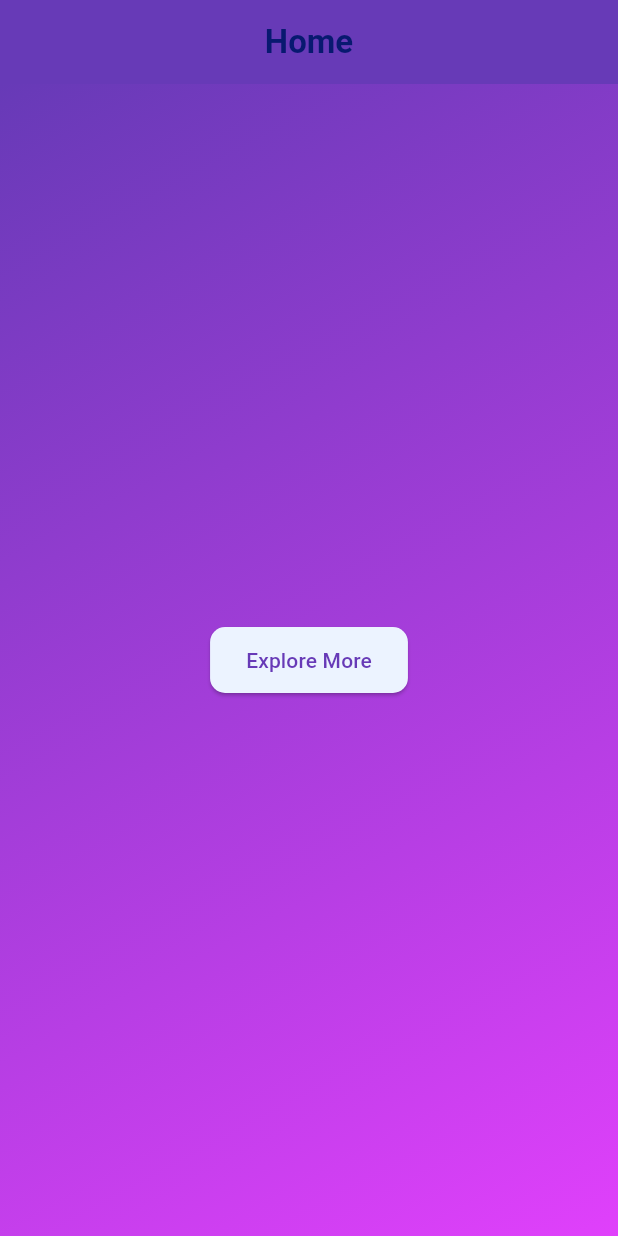
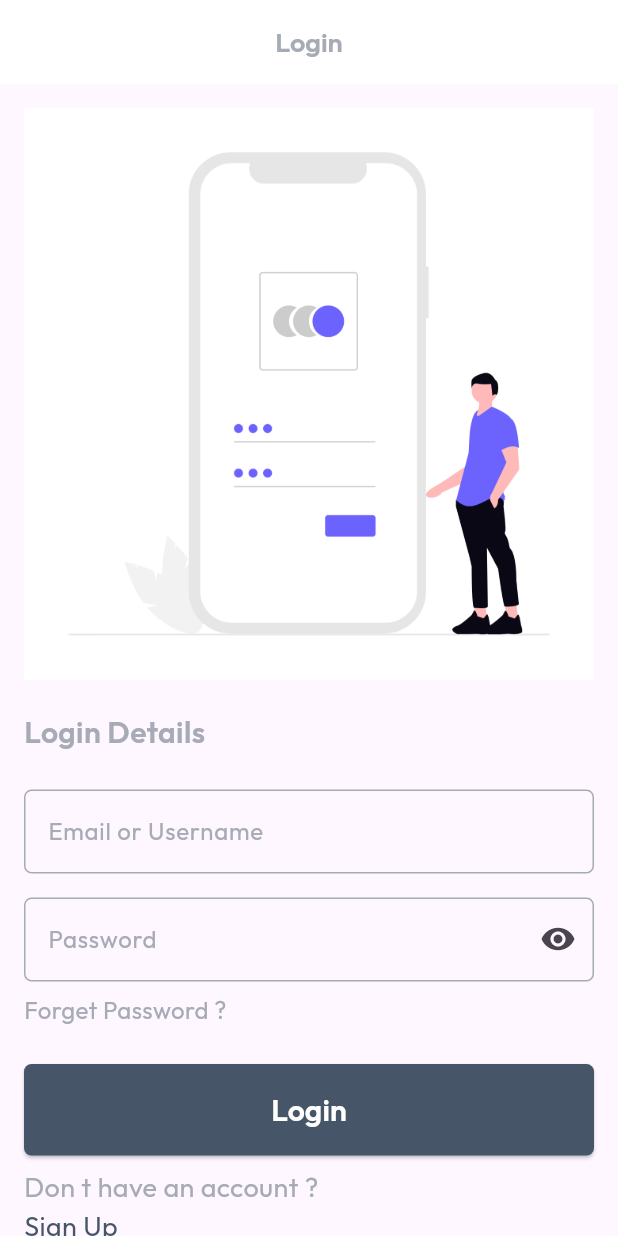
Before and after one commit to ahmadazizfauzi/study_flutter, a Flutter app: the screen it shows after launch, on a phone screen of 412 x 824 dp. Run offline on Flutter 3.47's test engine with Material 3 defaults, Android fonts, the phone set to English and light mode, and no system bars; our stand-ins replace bloc, equatable.

Commit message:
feat(login):slicing loginscreen

```diff
--- a/lib/core/routes/app_pages.dart
+++ b/lib/core/routes/app_pages.dart
@@ -1,9 +1,11 @@
 
 import 'package:study_flutter/features/home/presentation/pages/home_screen.dart';
+import 'package:study_flutter/features/login/presentation/pages/login_screen.dart';
 
 import 'app_routes.dart';
 abstract class AppPages {
   static final pages = {
 Routes.home: (context) => HomeScreen(),
+Routes.login: (context) => LoginScreen(),
 };
 }
--- a/lib/core/routes/app_routes.dart
+++ b/lib/core/routes/app_routes.dart
@@ -1,3 +1,4 @@
 abstract class Routes {
   static const home = '/home';
+  static const login = '/login';
 }
--- /dev/null
+++ b/lib/core/styles/style.dart
@@ -0,0 +1,22 @@
+import 'package:flutter/material.dart';
+import 'package:study_flutter/core/color/color.dart';
+
+
+
+class TextStyles {
+  static TextStyle title = TextStyle(
+    fontFamily: 'Outfit',
+    fontWeight: FontWeight.bold,
+    fontSize: 18.0,
+    color: AppColors.neutral['grey'],
+);
+
+static TextStyle body = TextStyle(
+    fontFamily: 'Outfit',
+    fontWeight: FontWeight.normal,
+    fontSize: 16.0,
+    color: AppColors.neutral['grey'],
+);
+
+
+}
--- /dev/null
+++ b/lib/features/login/presentation/bloc/login_bloc.dart
@@ -0,0 +1,13 @@
+import 'package:bloc/bloc.dart';
+import 'package:equatable/equatable.dart';
+
+part 'login_event.dart';
+part 'login_state.dart';
+
+class LoginBloc extends Bloc<LoginEvent, LoginState> {
+  LoginBloc() : super(LoginInitial()) {
+    on<LoginEvent>((event, emit) {
+      // TODO: implement event handler
+    });
+  }
+}
--- /dev/null
+++ b/lib/features/login/presentation/bloc/login_event.dart
@@ -0,0 +1,8 @@
+part of 'login_bloc.dart';
+
+abstract class LoginEvent extends Equatable {
+  const LoginEvent();
+
+  @override
+  List<Object> get props => [];
+}
--- /dev/null
+++ b/lib/features/login/presentation/bloc/login_state.dart
@@ -0,0 +1,9 @@
+part of 'login_bloc.dart';
+
+abstract class LoginState extends Equatable {
+  const LoginState();
+
+  @override
+  List<Object> get props => [];
+}
+class LoginInitial extends LoginState {}
--- /dev/null
+++ b/lib/features/login/presentation/pages/login_screen.dart
@@ -0,0 +1,90 @@
+import 'package:flutter/material.dart';
+import 'package:study_flutter/core/styles/style.dart';
+import 'package:study_flutter/core/color/color.dart';
+import 'package:study_flutter/features/login/presentation/widgets/custom_textfile.dart';
+
+class LoginScreen extends StatefulWidget {
+  const LoginScreen({super.key});
+
+  @override
+  State<LoginScreen> createState() => _LoginScreenState();
+}
+
+class _LoginScreenState extends State<LoginScreen> {
+  final emailController = TextEditingController();
+  final passwordController = TextEditingController();
+  bool isObscure = true;
+  @override
+  Widget build(BuildContext context) {
+    return Scaffold(
+      appBar: AppBar(
+        title: Text(
+          'Login',
+          style: TextStyles.title,
+        ),
+        centerTitle: true,
+        backgroundColor: AppColors.white,
+        elevation: 0,
+      ),
+      body: SingleChildScrollView(
+        child: Padding(
+          padding: const EdgeInsets.all(16.0),
+          child: Column(
+            crossAxisAlignment: CrossAxisAlignment.stretch,
+            children: [
+              Image.asset('assets/images/login.png'),
+              const SizedBox(height: 20.0),
+              Text(
+                'Login Details',
+                style: TextStyles.title.copyWith(fontSize: 20.0),
+              ),
+              SizedBox(height: 24.0),
+              CustomTextfile(
+                  controller: emailController,
+                  textInputType: TextInputType.emailAddress,
+                  textInputAction: TextInputAction.next,
+                  hint: 'Email or Username'),
+              const SizedBox(height: 16.0),
+              CustomTextfile(
+                controller: passwordController,
+                textInputType: TextInputType.visiblePassword,
+                textInputAction: TextInputAction.done,
+                hint: 'Password',
+                isObscure: isObscure,
+                hasSuffix: true,
+                onPressed: () {
+                  setState(() {
+                    isObscure = !isObscure;
+                  });
+                },
+              ),
+              const SizedBox(height: 8.0),
+              Text('Forget Password ?', style: TextStyles.body),
+              const SizedBox(height: 24.0),
+              ElevatedButton(
+                  style: ElevatedButton.styleFrom(
+                      backgroundColor: AppColors.neutral['dark-blue'],
+                      shape: RoundedRectangleBorder(
+                          borderRadius: BorderRadius.circular(5.0))),
+                  onPressed: () {},
+                  child: Padding(
+                    padding: const EdgeInsets.symmetric(vertical: 16.0),
+                    child: Text(
+                      'Login',
+                      style: TextStyles.title
+                          .copyWith(fontSize: 20.0, color: Colors.white),
+                    ),
+                  )),
+              const SizedBox(height: 8.0),
+              Text('Don\ t have an account ? ',
+                  style: TextStyles.body.copyWith(fontSize: 18.0)),
+              Text('Sign Up ',
+                  style: TextStyles.body.copyWith(
+                      fontSize: 18.0, color: AppColors.neutral['dark-blue'])),
+            ],
+          ),
+        ),
+      ),
+    );
+  }
+}
--- /dev/null
+++ b/lib/features/login/presentation/widgets/custom_textfile.dart
@@ -0,0 +1,58 @@
+import 'package:flutter/material.dart';
+import 'package:study_flutter/core/color/color.dart';
+import 'package:study_flutter/core/styles/style.dart';
+
+class CustomTextfile extends StatelessWidget {
+  const CustomTextfile(
+      {required this.controller,
+      required this.textInputType,
+      required this.textInputAction,
+      required this.hint,
+      this.isObscure = false,
+      this.hasSuffix = false,
+      this.onPressed,
+      key});
+
+  final TextEditingController controller;
+  final TextInputType textInputType;
+  final TextInputAction textInputAction;
+  final String hint;
+  final bool isObscure;
+  final bool hasSuffix;
+  final VoidCallback? onPressed;
+  @override
+  Widget build(BuildContext context) {
+    return TextField(
+      controller: controller,
+      style: TextStyles.body,
+      keyboardType: textInputType,
+      textInputAction: textInputAction,
+      obscureText: isObscure,
+      decoration: InputDecoration(
+          suffixIcon: hasSuffix
+              ? IconButton(
+                  onPressed: onPressed,
+                  icon: Icon(
+                    isObscure ? Icons.visibility : Icons.visibility_off,
+                  ),
+                )
+              : null,
+          enabledBorder: OutlineInputBorder(
+            borderSide: BorderSide(
+              width: 1.0,
+              color: AppColors.neutral['grey']!,
+            ),
+            borderRadius: BorderRadius.circular(5.0),
+          ),
+          focusedBorder: OutlineInputBorder(
+            borderSide: BorderSide(
+              width: 1.0,
+              color: AppColors.neutral['grey']!,
+            ),
+            borderRadius: BorderRadius.circular(5.0),
+          ),
+          hintText: hint,
+          hintStyle: TextStyles.body),
+    );
+  }
+}
--- a/lib/main.dart
+++ b/lib/main.dart
@@ -18,8 +18,9 @@ class MyApp extends StatelessWidget {
         colorScheme: ColorScheme.fromSeed(seedColor: Colors.deepPurple),
         useMaterial3: true,
       ),
-      initialRoute: Routes.home, // Mengarahkan ke halaman home
+      initialRoute: Routes.login, // Mengarahkan ke halaman home
       routes: AppPages.pages, // Menggunakan routes dari AppPages
+
     );
   }
 }
```
Also changed, not shown: pubspec.yaml (+9 -68 lines), assets/fonts/Outfit-Regular.ttf (added), assets/fonts/Outfit-SemiBold.ttf (added), assets/images/login.png (added), lib/core/color/color.dart (line endings or trailing spaces).
